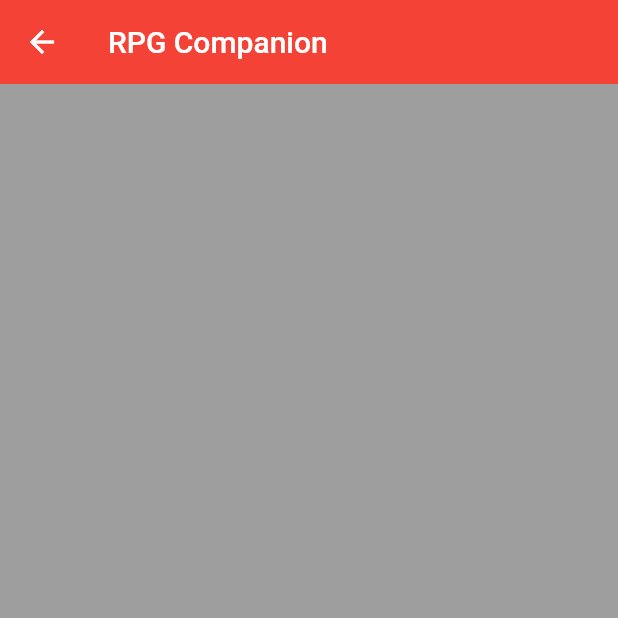
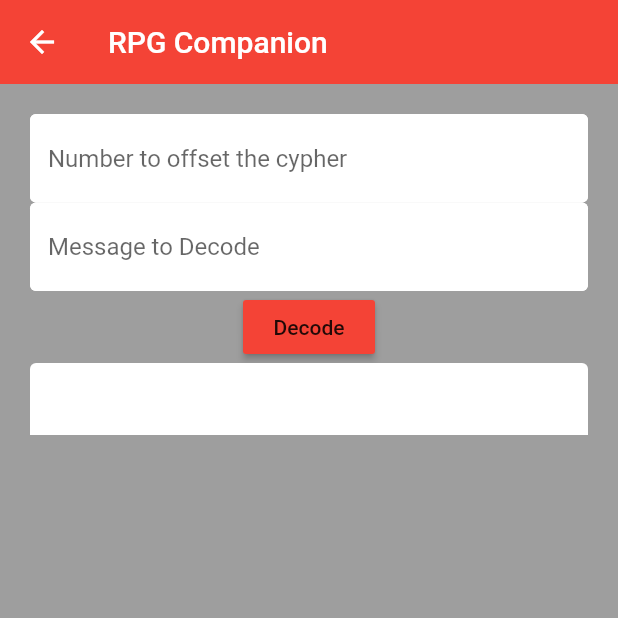
Before and after one commit to Grave2363/Table_Top_Assist, a Flutter app: the Decode screen opened directly, on a phone screen of 412 x 824 dp, the top half of it. Run offline on Flutter 3.47's test engine with Material 2 defaults, Android fonts, the light colour scheme and no system bars; our stand-ins replace cloud_firestore, firebase_auth, firebase_database, firebase_messaging, flutter_spinkit, image_picker and 2 more; accounts and stored records are empty.

Commit message:
finished the decode

```diff
--- a/lib/Pages/Decode.dart
+++ b/lib/Pages/Decode.dart
@@ -11,6 +11,33 @@ class Decode extends StatefulWidget {
 }
 
 class _DecodeState extends State<Decode> {
+int cypher_val = 0;
+String cypher = '';
+String res = '';
+int ch = 0;
+int offset ;
+_encode()
+{
+  res = '';
+  for(int i = 0; i < cypher.length; i++)
+  {
+    ch = cypher.codeUnitAt(i);
+    if (ch >= 'a'.codeUnitAt(0) && ch <= 'z'.codeUnitAt(0))
+    {
+      offset = 97;
+    }
+    else if (ch >= 'A'.codeUnitAt(0) && ch <= 'Z'.codeUnitAt(0))
+    {
+      offset = 65;
+    }
+    else if (ch >= ' '.codeUnitAt(0))
+    {
+      res += " ";
+      continue;
+    }
+    res += String.fromCharCode(((ch - cypher_val - offset) % 26) + offset);
+  }
+}
 @override
 Widget build(BuildContext context) {
   return Scaffold(
@@ -20,6 +47,21 @@ class _DecodeState extends State<Decode> {
       elevation: 0.0,
       title: Text('RPG Companion'),
     ),
+    body: SingleChildScrollView(
+      padding: EdgeInsets.all(20.0),
+      child: Column(
+        children: [
+          TextField(onChanged: (val) {setState(() => cypher_val = int.parse(val));}, decoration: textInputDecor.copyWith(hintText: 'Number to offset the cypher')),
+          TextField(onChanged: (val) {setState(() => cypher = val);}, decoration: textInputDecor.copyWith(hintText: 'Message to Decode')),
+          RaisedButton(color: Colors.red, child: Text('Decode'), onPressed:(){
+            setState(() {
+              _encode();
+            });},
+          ),
+          TextField(decoration: staticTextDecor.copyWith(hintText: '$res',hintStyle: TextStyle(color: Colors.black),), enabled: false,),
+        ],
+      ),
+    ),
   );
 }
 }
--- a/lib/Pages/Encode.dart
+++ b/lib/Pages/Encode.dart
@@ -18,6 +18,7 @@ class _EncodeState extends State<Encode> {
   int offset ;
   _encode()
   {
+    res = '';
     for(int i = 0; i < cypher.length; i++)
     {
       ch = cypher.codeUnitAt(i);
```
Lines whose indentation alone changed are shown as unchanged.
